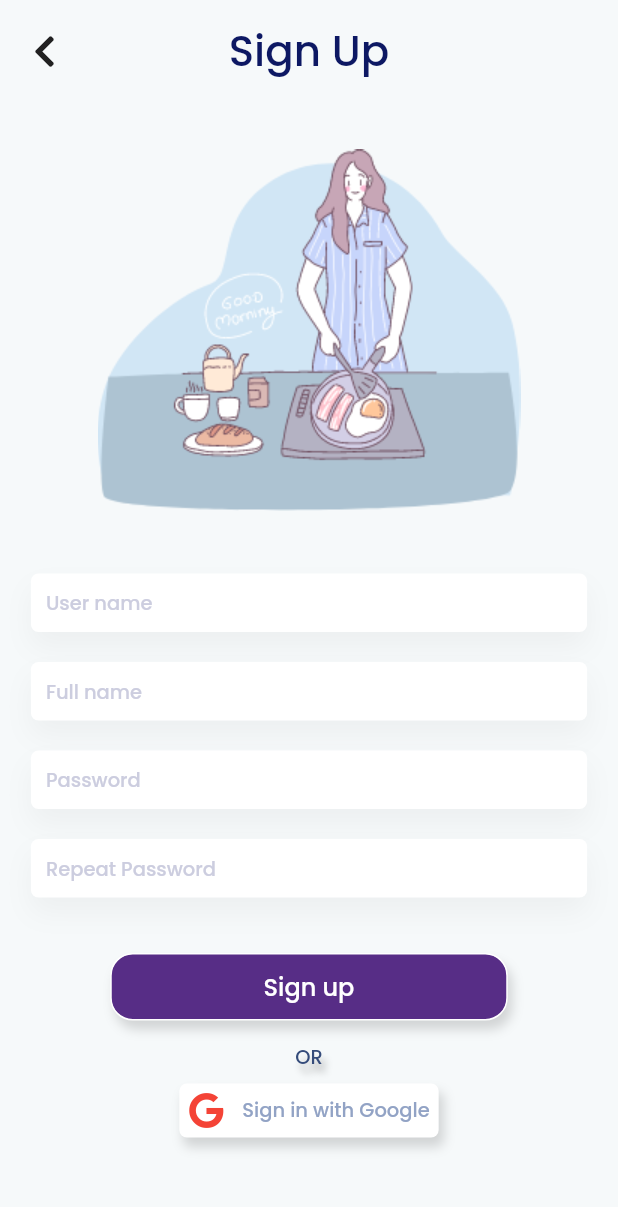
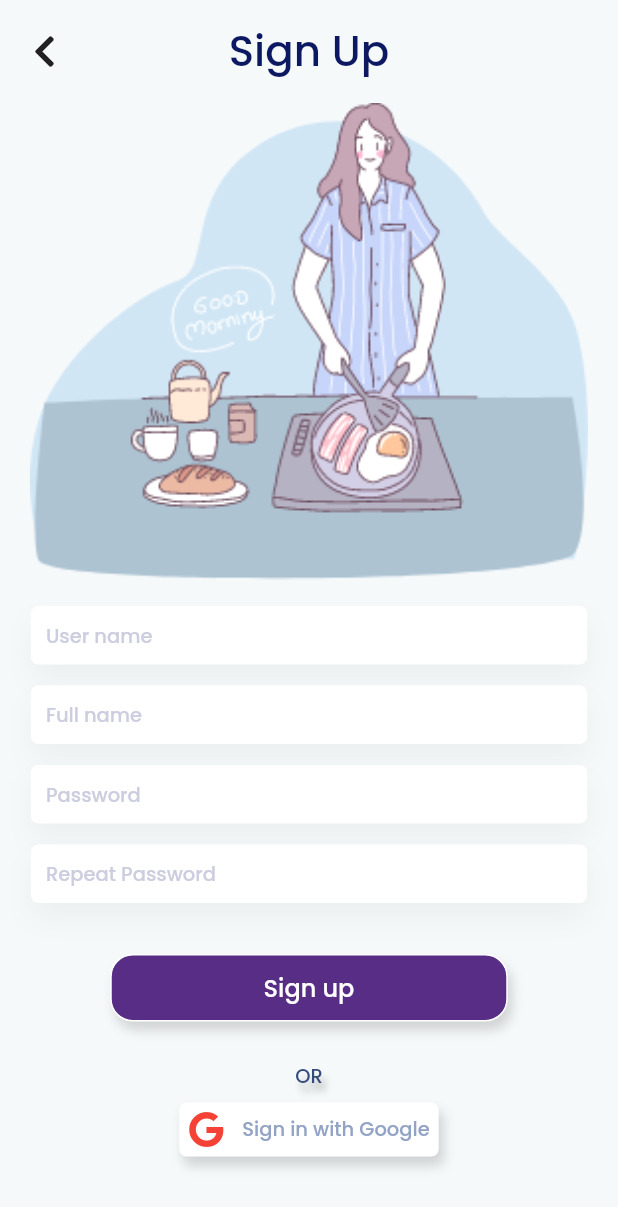
Before and after one commit to LaRoza-dev/Frigo-Frontend, a Flutter app: the SignUpPage screen opened by its route, on a phone screen of 412 x 824 dp. Shown: the top 1207 px of the screen. Run offline on Flutter 3.47's test engine with Material 2 defaults, Android fonts, the phone set to English and light mode, and no system bars; our stand-ins replace flutter_dotenv, font_awesome_flutter, form_field_validator, get, get_storage, google_sign_in and 1 more; accounts and stored records are empty.

Commit message:
signup page responsive fix

```diff
--- a/lib/components/textFields.dart
+++ b/lib/components/textFields.dart
@@ -25,7 +25,7 @@ class InsertTextFlied extends StatelessWidget {
   @override
   Widget build(BuildContext context) {
     return Padding(
-      padding: const EdgeInsets.all(10.0),
+      padding: const EdgeInsets.symmetric(horizontal: 10,vertical: 7),
       child: Container(
         width: width * 0.9,
         //height: 40,
--- a/lib/screens/signup_page.dart
+++ b/lib/screens/signup_page.dart
@@ -26,18 +26,18 @@ class SignUpPage extends GetView {
         child: SingleChildScrollView(
           reverse: false,
           child: Container(
-            height: height,
+            height: height - 25,
             width: width,
             child: Form(
               //autovalidateMode: AutovalidateMode.always,
               key: formController.loginFormKey,
+              child: Padding(
+                padding: const EdgeInsets.fromLTRB(10, 10, 10, 20),
                 child: Column(
                   mainAxisAlignment: MainAxisAlignment.spaceEvenly,
                   crossAxisAlignment: CrossAxisAlignment.center,
                   children: [
-                  Padding(
-                    padding: const EdgeInsets.all(10.0),
-                    child: Row(
+                    Row(
                       children: [
                         Expanded(
                           flex: 1,
@@ -61,13 +61,19 @@ class SignUpPage extends GetView {
                         )
                       ],
                     ),
-                  ),
                     Expanded(
+                      child: Padding(
+                        padding: const EdgeInsets.all(10.0),
                         child: Image.asset(
                           'asset/images/SignUpPageImage.png',
                           alignment: Alignment.center,
+                          fit: BoxFit.fitWidth,
                         ),
                       ),
+                    ),
+                    Column(
+                      mainAxisAlignment: MainAxisAlignment.start,
+                      children: [
                         GetBuilder<UserController>(builder: (_) {
                           return InsertTextFlied(
                               width: width,
@@ -125,11 +131,15 @@ class SignUpPage extends GetView {
                           },
                           obscureText: true,
                         ),
-                  Padding(
-                      padding: const EdgeInsets.only(bottom: 8, top: 20),
-                      child: GetBuilder<UserController>(
+                      ],
+                    ),
+                    Column(
+                      children: [
+                        GetBuilder<UserController>(
                           builder: (_) {
-                          return MainButton(
+                            return Padding(
+                              padding: const EdgeInsets.only(top: 20),
+                              child: MainButton(
                                 onPressed: () async {
                                   if (formController.checkLogin()) {
                                     bool res = await _.signUp();
@@ -181,10 +191,13 @@ class SignUpPage extends GetView {
                                 },
                                 buttonTitle: 'Sign up',
                                 fontColor: kTextColor2,
+                              ),
                             );
                           },
-                      )),
-                  Text(
+                        ),
+                        Padding(
+                          padding: const EdgeInsets.only(top: 20),
+                          child: Text(
                             'OR',
                             style: ktext2.copyWith(
                               shadows: [
@@ -194,6 +207,7 @@ class SignUpPage extends GetView {
                                   color: Colors.black.withOpacity(0.25),
                                 ),
                               ],
+                            ),
                           ),
                         ),
                         GetBuilder<UserController>(builder: (_) {
@@ -213,7 +227,8 @@ class SignUpPage extends GetView {
                                         child: Text(
                                           "Ok",
                                           style: TextStyle(
-                                        color: Colors.white, fontSize: 20),
+                                              color: Colors.white,
+                                              fontSize: 20),
                                         ),
                                         onPressed: () {
                                           Get.back();
@@ -229,8 +244,10 @@ class SignUpPage extends GetView {
                                 }
                               });
                         }),
-                  SizedBox(height: height * 0.07),
                       ],
+                    ),
+                  ],
+                ),
               ),
             ),
           ),
```
Lines whose indentation alone changed are shown as unchanged.
